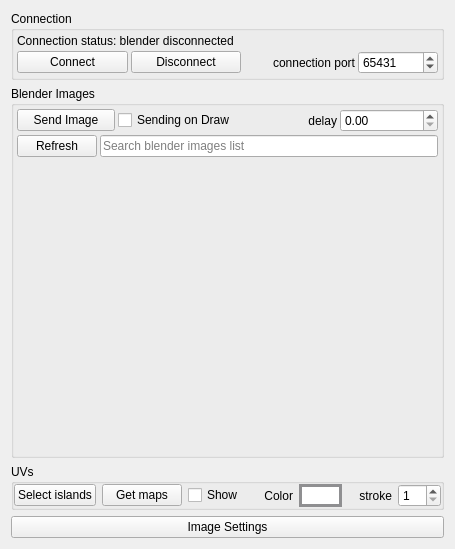
Qt form KritaBlenderLink/BlenderKritaLinkUI.ui (heisenshark/blender-krita-link-plugin) before a commit.
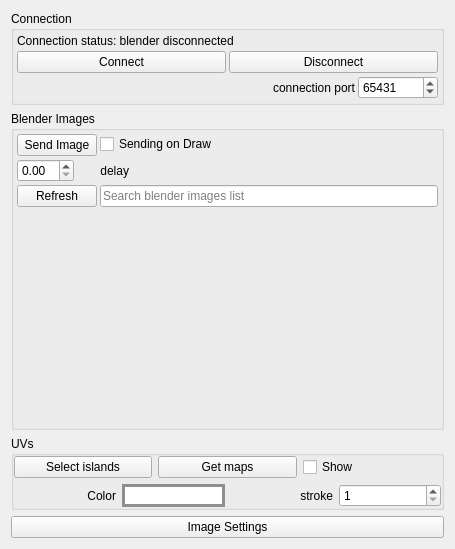
The same form after that commit.

Commit message: improved gui, improved uv sync capabilities

What changed in the file:
```diff
--- a/KritaBlenderLink/BlenderKritaLinkUI.ui
+++ b/KritaBlenderLink/BlenderKritaLinkUI.ui
@@ -79,8 +79,15 @@
           </property>
          </widget>
         </item>
+       </layout>
+      </item>
+      <item>
+       <layout class="QHBoxLayout" name="horizontalLayout_5">
+        <property name="bottomMargin">
+         <number>0</number>
+        </property>
         <item>
-         <widget class="QLabel" name="label">
+         <widget class="QLabel" name="label_4">
           <property name="toolTip">
            <string>&lt;html&gt;&lt;head/&gt;&lt;body&gt;&lt;p&gt;Connection port&lt;/p&gt;&lt;/body&gt;&lt;/html&gt;</string>
           </property>
@@ -159,14 +166,20 @@
        <number>3</number>
       </property>
       <item>
-       <layout class="QHBoxLayout" name="horizontalLayout_6">
+       <layout class="QFormLayout" name="formLayout">
+        <property name="fieldGrowthPolicy">
+         <enum>QFormLayout::FieldsStayAtSizeHint</enum>
+        </property>
+        <property name="rowWrapPolicy">
+         <enum>QFormLayout::WrapLongRows</enum>
+        </property>
         <property name="rightMargin">
          <number>0</number>
         </property>
         <property name="bottomMargin">
          <number>0</number>
         </property>
-        <item>
+        <item row="0" column="0">
          <widget class="QPushButton" name="SendDataButton">
           <property name="toolTip">
            <string>&lt;html&gt;&lt;head/&gt;&lt;body&gt;&lt;p&gt;Send &lt;span style=&quot; font-weight:600;&quot;&gt;currently linked&lt;/span&gt; image to blender&lt;/p&gt;&lt;/body&gt;&lt;/html&gt;</string>
@@ -176,7 +189,7 @@
           </property>
          </widget>
         </item>
-        <item>
+        <item row="0" column="1">
          <widget class="QCheckBox" name="SendOnDrawCheckbox">
           <property name="toolTip">
            <string>&lt;html&gt;&lt;head/&gt;&lt;body&gt;&lt;p&gt;Send image data to currently linked image as you draw on the canvas&lt;/p&gt;&lt;/body&gt;&lt;/html&gt;</string>
@@ -186,20 +199,7 @@
           </property>
          </widget>
         </item>
-        <item>
-         <widget class="QLabel" name="label_3">
-          <property name="toolTip">
-           <string>&lt;html&gt;&lt;head/&gt;&lt;body&gt;&lt;p&gt;This setting is mostly for painting by single click, if you mainly are doing strokes leave it at 0.&lt;/p&gt;&lt;/body&gt;&lt;/html&gt;</string>
-          </property>
-          <property name="text">
-           <string>delay</string>
-          </property>
-          <property name="alignment">
-           <set>Qt::AlignRight|Qt::AlignTrailing|Qt::AlignVCenter</set>
-          </property>
-         </widget>
-        </item>
-        <item>
+        <item row="1" column="0">
          <widget class="QDoubleSpinBox" name="send_delay">
           <property name="toolTip">
            <string>&lt;html&gt;&lt;head/&gt;&lt;body&gt;&lt;p&gt;delay value&lt;/p&gt;&lt;/body&gt;&lt;/html&gt;</string>
@@ -209,6 +209,19 @@
           </property>
          </widget>
         </item>
+        <item row="1" column="1">
+         <widget class="QLabel" name="label_3">
+          <property name="toolTip">
+           <string>&lt;html&gt;&lt;head/&gt;&lt;body&gt;&lt;p&gt;This setting is mostly for painting by single click, if you mainly are doing strokes leave it at 0.&lt;/p&gt;&lt;/body&gt;&lt;/html&gt;</string>
+          </property>
+          <property name="text">
+           <string>delay</string>
+          </property>
+          <property name="alignment">
+           <set>Qt::AlignRight|Qt::AlignTrailing|Qt::AlignVCenter</set>
+          </property>
+         </widget>
+        </item>
        </layout>
       </item>
       <item>
@@ -317,9 +330,12 @@
        <number>0</number>
       </property>
       <item>
-       <layout class="QHBoxLayout" name="horizontalLayout_2">
+       <layout class="QVBoxLayout" name="verticalLayout_4">
+        <property name="bottomMargin">
+         <number>0</number>
+        </property>
         <item>
-         <layout class="QHBoxLayout" name="horizontalLayout_3">
+         <layout class="QHBoxLayout" name="horizontalLayout_6">
           <item>
            <widget class="QPushButton" name="SelectUVIslandsButton">
             <property name="toolTip">
@@ -350,6 +366,10 @@
             </property>
            </widget>
           </item>
+         </layout>
+        </item>
+        <item>
+         <layout class="QHBoxLayout" name="horizontalLayout_3">
           <item>
            <widget class="QLabel" name="UVsColor">
             <property name="toolTip">
```
Left out of the diff: 3 changed lines with no effect on the pictures. The commit also changes 2 other files.
